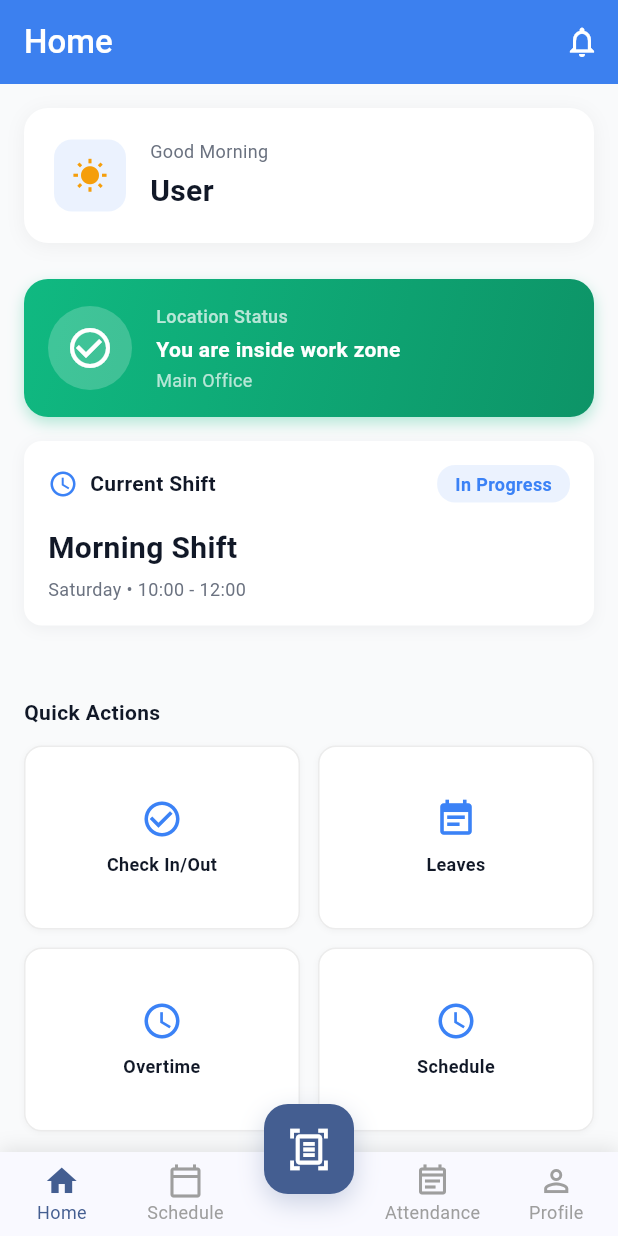
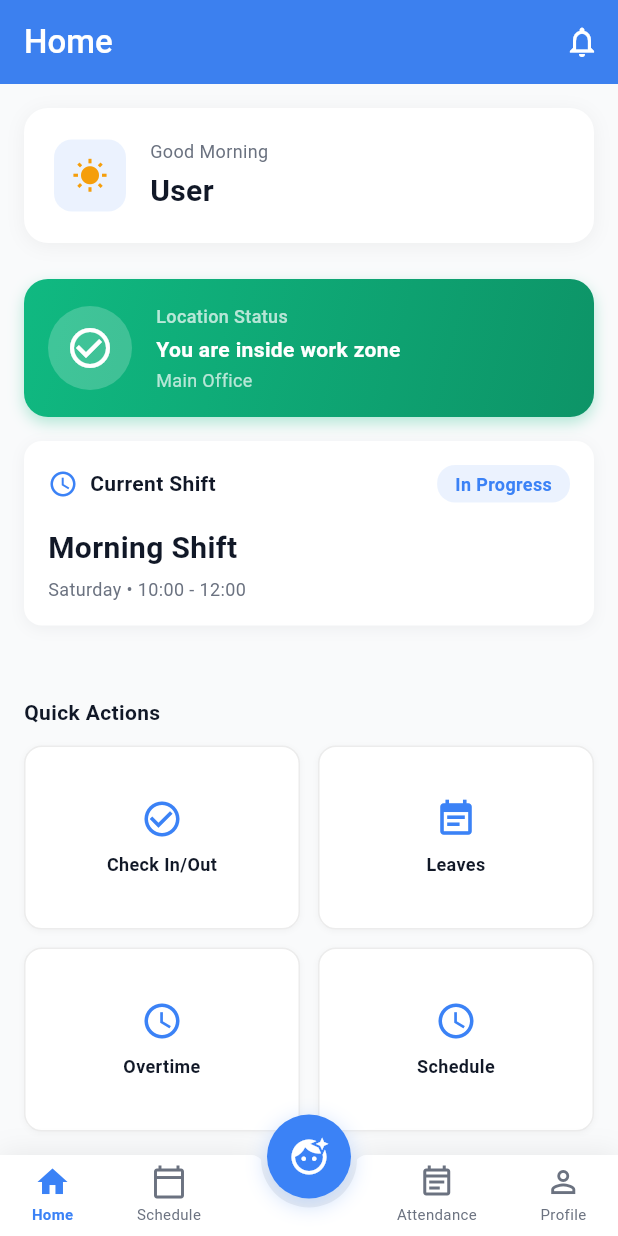
Before and after one commit to tuananh0405-collab/app-fe-v2, a Flutter app: the HomeScreen screen opened by its route, on a phone screen of 412 x 824 dp. Run offline on Flutter 3.47's test engine with Material 3 defaults, Android fonts, the phone set to English and light mode, and no system bars; drawn by our look-alikes of flutter_animate; our stand-ins replace dartz, device_info_plus, dio, equatable, firebase_core, firebase_messaging and 16 more; accounts and stored records are empty; network calls fail; Roboto replaces fonts that are missing (Poppins).

```diff
--- /dev/null
+++ b/devtools_options.yaml
@@ -0,0 +1,3 @@
+description: This file stores settings for Dart & Flutter DevTools.
+documentation: https://docs.flutter.dev/tools/devtools/extensions#configure-extension-enablement-states
+extensions:
--- a/lib/core/localization/overtime_localizations.dart
+++ b/lib/core/localization/overtime_localizations.dart
@@ -44,6 +44,17 @@ class OvertimeLocalizations {
       'shift_1': 'Shift 1',
       'shift_2': 'Shift 2',
       'shift_3': 'Shift 3',
+      // Update screen
+      'update_request_number': 'Update Request #',
+      'edit_details_below': 'Edit the details below',
+      'cannot_edit': '(Cannot edit)',
+      'start': 'Start',
+      'end': 'End',
+      'enter_reason_placeholder': 'Enter reason for overtime...',
+      'please_enter_reason': 'Please enter a reason',
+      'reason_min_length': 'Reason must be at least 10 characters',
+      'updating_request': 'Updating...',
+      'update_request': 'Update Request',
       // Detail screen
       'overtime_detail': 'Overtime Detail',
       'general_info': 'General Information',
@@ -99,6 +110,17 @@ class OvertimeLocalizations {
       'shift_1': 'Ca 1',
       'shift_2': 'Ca 2',
       'shift_3': 'Ca 3',
+      // Update screen
+      'update_request_number': 'Cập nhật đơn #',
+      'edit_details_below': 'Chỉnh sửa thông tin bên dưới',
+      'cannot_edit': '(Không thể sửa)',
+      'start': 'Bắt đầu',
+      'end': 'Kết thúc',
+      'enter_reason_placeholder': 'Nhập lý do làm thêm giờ...',
+      'please_enter_reason': 'Vui lòng nhập lý do',
+      'reason_min_length': 'Lý do phải có ít nhất 10 ký tự',
+      'updating_request': 'Đang cập nhật...',
+      'update_request': 'Cập nhật đơn',
       // Detail screen
       'overtime_detail': 'Chi tiết đơn làm thêm',
       'general_info': 'Thông tin chung',
@@ -159,6 +181,17 @@ class OvertimeLocalizations {
   String get shift1 => translate('shift_1');
   String get shift2 => translate('shift_2');
   String get shift3 => translate('shift_3');
+  // Update screen getters
+  String get updateRequestNumber => translate('update_request_number');
+  String get editDetailsBelow => translate('edit_details_below');
+  String get cannotEdit => translate('cannot_edit');
+  String get start => translate('start');
+  String get end => translate('end');
+  String get enterReasonPlaceholder => translate('enter_reason_placeholder');
+  String get pleaseEnterReason => translate('please_enter_reason');
+  String get reasonMinLength => translate('reason_min_length');
+  String get updatingRequest => translate('updating_request');
+  String get updateRequest => translate('update_request');
   // Detail screen getters
   String get overtimeDetail => translate('overtime_detail');
   String get generalInfo => translate('general_info');
--- a/lib/core/widgets/bottom_navigation.dart
+++ b/lib/core/widgets/bottom_navigation.dart
@@ -4,6 +4,7 @@ import 'package:go_router/go_router.dart';
 import '../routing/routes.dart';
 import '../../faceid_channel.dart';
 import '../../features/auth/providers/auth_providers.dart';
+import '../../flutter_flow/flutter_flow.dart';
 import '../../flutter_flow/flutter_flow_util.dart';
 
 class BottomNavigation extends ConsumerWidget {
@@ -16,122 +17,141 @@ class BottomNavigation extends ConsumerWidget {
 
   @override
   Widget build(BuildContext context, WidgetRef ref) {
+    final theme = FlutterFlowTheme.of(context);
+
     return SizedBox(
-      height: 56,
+      height: 54,
       child: Stack(
         clipBehavior: Clip.none,
         alignment: Alignment.bottomCenter,
         children: [
-          Container(
-            decoration: BoxDecoration(
-              boxShadow: [
-                BoxShadow(
-                  color: Colors.black.withValues(alpha: 0.1),
-                  blurRadius: 10,
-                  offset: const Offset(0, -2),
+          // Custom Shape with Notch
+          CustomPaint(
+            size: Size(MediaQuery.of(context).size.width, 70),
+            painter: BottomNavBarPainter(
+              backgroundColor: theme.secondaryBackground,
+              shadowColor: Colors.black.withValues(alpha: 0.08),
             ),
-              ],
           ),
-            child: BottomNavigationBar(
-              currentIndex: currentIndex,
-              onTap: (index) => _onItemTapped(context, ref, index),
-              type: BottomNavigationBarType.fixed,
-              selectedItemColor: Theme.of(context).primaryColor,
-              unselectedItemColor: Colors.grey,
-              selectedFontSize: 12,
-              unselectedFontSize: 12,
-              elevation: 0,
-              items: const [
-                BottomNavigationBarItem(
-                  icon: Icon(Icons.home_outlined),
-                  activeIcon: Icon(Icons.home),
+
+          // Navigation Items
+          Positioned(
+            bottom: 0,
+            left: 0,
+            right: 0,
+            child: SizedBox(
+              height: 56,
+              child: Row(
+                mainAxisAlignment: MainAxisAlignment.spaceAround,
+                children: [
+                  _buildNavItem(
+                    context,
+                    theme,
+                    icon: Icons.home_outlined,
+                    activeIcon: Icons.home,
                     label: 'Home',
+                    index: 0,
+                    onTap: () => _onItemTapped(context, ref, 0),
                   ),
-                BottomNavigationBarItem(
-                  icon: Icon(Icons.calendar_today_outlined),
-                  activeIcon: Icon(Icons.calendar_today),
+                  _buildNavItem(
+                    context,
+                    theme,
+                    icon: Icons.calendar_today_outlined,
+                    activeIcon: Icons.calendar_today,
                     label: 'Schedule',
+                    index: 1,
+                    onTap: () => _onItemTapped(context, ref, 1),
                   ),
-                BottomNavigationBarItem(
-                  icon: SizedBox(width: 40),
-                  label: '',
+                  const SizedBox(width: 70), // Space for floating button
+                  _buildNavItem(
+                    context,
+                    theme,
+                    icon: Icons.event_note_outlined,
+                    activeIcon: Icons.event_note,
+                    label: 'Attendance',
+                    index: 3,
+                    onTap: () => _onItemTapped(context, ref, 3),
                   ),
-                BottomNavigationBarItem(
-                  icon: Icon(Icons.event_note_outlined),
-                  activeIcon: Icon(Icons.event_note),
-                  label: 'Attendance',
-                ),
-                BottomNavigationBarItem(
-                  icon: Icon(Icons.person_outline),
-                  activeIcon: Icon(Icons.person),
+                  _buildNavItem(
+                    context,
+                    theme,
+                    icon: Icons.person_outline,
+                    activeIcon: Icons.person,
                     label: 'Profile',
+                    index: 4,
+                    onTap: () => _onItemTapped(context, ref, 4),
                   ),
                 ],
               ),
             ),
+          ),
 
           // Floating Center Button
-          // Positioned(
-          //   bottom: 30,
-          //   child: GestureDetector(
-          //     onTap: () => _onVerifyTapped(context, ref),
-          //     child: Container(
-          //       width: 64,
-          //       height: 64,
-          //       decoration: BoxDecoration(
-          //         color: Theme.of(context).primaryColor,
-          //         shape: BoxShape.circle,
-          //         border: Border.all(
-          //           color: Colors.white.withOpacity(0.15),
-          //           width: 1.5,
-          //         ),
-          //         boxShadow: [
-          //           BoxShadow(
-          //             color: Theme.of(context).primaryColor.withOpacity(0.30),
-          //             blurRadius: 14,
-          //             offset: const Offset(0, 6),
-          //           ),
-          //         ],
-          //       ),
-          //       child: const Icon(
-          //         Icons.camera_front_rounded,
-          //         color: Colors.white,
-          //         size: 30,
-          //       ),
-          //     ),
-          //   ),
-          // ),
-
-          // Floating Center Button (Modern Square FAB)
           Positioned(
-        bottom: 28,
+            bottom: 25,
             child: GestureDetector(
               onTap: () => _onVerifyTapped(context, ref),
               child: Container(
-            width: 60,
-            height: 60,
+                width: 56,
+                height: 56,
                 decoration: BoxDecoration(
-              color: Theme.of(context).primaryColor,
-              borderRadius: BorderRadius.circular(16),
+                  color: theme.primaryColor,
+                  shape: BoxShape.circle,
                   boxShadow: [
                     BoxShadow(
-                  color: Theme.of(context).primaryColor.withOpacity(0.25),
-                  blurRadius: 14,
-                  offset: const Offset(0, 6),
+                      color: theme.primaryColor.withValues(alpha: 0.3),
+                      blurRadius: 12,
+                      offset: const Offset(0, 4),
                     ),
                   ],
                 ),
-            child: const Icon(
-              Icons.document_scanner_outlined, // icon đẹp & chuyên nghiệp hơn
+                child: Icon(
+                  Icons.face_retouching_natural,
                   color: Colors.white,
-              size: 30,
+                  size: 28,
                 ),
               ),
             ),
           ),
+        ],
+      ),
+    );
+  }
 
+  Widget _buildNavItem(
+    BuildContext context,
+    FlutterFlowTheme theme, {
+    required IconData icon,
+    required IconData activeIcon,
+    required String label,
+    required int index,
+    required VoidCallback onTap,
+  }) {
+    final isSelected = currentIndex == index;
 
+    return InkWell(
+      onTap: onTap,
+      child: Container(
+        padding: const EdgeInsets.symmetric(horizontal: 12, vertical: 4),
+        child: Column(
+          mainAxisSize: MainAxisSize.min,
+          children: [
+            Icon(
+              isSelected ? activeIcon : icon,
+              color: isSelected ? theme.primaryColor : theme.secondaryText,
+              size: 24,
+            ),
+            const SizedBox(height: 2),
+            Text(
+              label,
+              style: theme.bodyText2.override(
+                color: isSelected ? theme.primaryColor : theme.secondaryText,
+                fontSize: 10,
+                fontWeight: isSelected ? FontWeight.w600 : FontWeight.normal,
+              ),
+            ),
           ],
+        ),
       ),
     );
   }
@@ -170,3 +190,87 @@ class BottomNavigation extends ConsumerWidget {
     }
   }
 }
+
+// Custom Painter for Bottom Navigation Bar with Notch
+class BottomNavBarPainter extends CustomPainter {
+  final Color backgroundColor;
+  final Color shadowColor;
+
+  BottomNavBarPainter({
+    required this.backgroundColor,
+    required this.shadowColor,
+  });
+
+  @override
+  void paint(Canvas canvas, Size size) {
+    final paint = Paint()
+      ..color = backgroundColor
+      ..style = PaintingStyle.fill;
+
+    final shadowPaint = Paint()
+      ..color = shadowColor
+      ..maskFilter = const MaskFilter.blur(BlurStyle.normal, 10);
+
+    final path = Path();
+
+    final notchRadius = 32.0;
+    final notchMargin = 6.0;
+
+    // Start from bottom left
+    path.moveTo(0, 20);
+
+    // Left curve up
+    path.lineTo(0, 0);
+
+    // Calculate perfectly centered notch
+    final notchCenterX = size.width / 2;
+    final notchWidth = (notchRadius + notchMargin) * 2;
+    final notchStartX = notchCenterX - notchWidth / 2;
+    final notchEndX = notchCenterX + notchWidth / 2;
+
+    // Top left to notch start
+    path.lineTo(notchStartX, 0);
+
+    // Small curve down to notch
+    path.quadraticBezierTo(
+      notchStartX + notchMargin / 2, 0,
+      notchStartX + notchMargin, notchMargin / 2,
+    );
+
+    // Main circular arc (centered)
+    path.arcToPoint(
+      Offset(notchEndX - notchMargin, notchMargin / 2),
+      radius: Radius.circular(notchRadius),
+      clockwise: false,
+    );
+
+    // Small curve back up to top
+    path.quadraticBezierTo(
+      notchEndX - notchMargin / 2, 0,
+      notchEndX, 0,
+    );
+
+    // Top right
+    path.lineTo(size.width, 0);
+
+    // Right side down
+    path.lineTo(size.width, 15);
+    path.lineTo(size.width, size.height);
+
+    // Bottom
+    path.lineTo(0, size.height);
+    path.close();
+
+    // Draw shadow
+    canvas.drawPath(path, shadowPaint);
+
+    // Draw main shape
+    canvas.drawPath(path, paint);
+  }
+
+  @override
+  bool shouldRepaint(BottomNavBarPainter oldDelegate) {
+    return oldDelegate.backgroundColor != backgroundColor ||
+        oldDelegate.shadowColor != shadowColor;
+  }
+}
```
Also changed, not shown: lib/features/overtime/presentation/screens/overtime_detail_screen.dart (+53 -30 lines), lib/features/overtime/presentation/screens/update_overtime_screen.dart (+17 -15 lines). Lines whose indentation alone changed are shown as unchanged.
